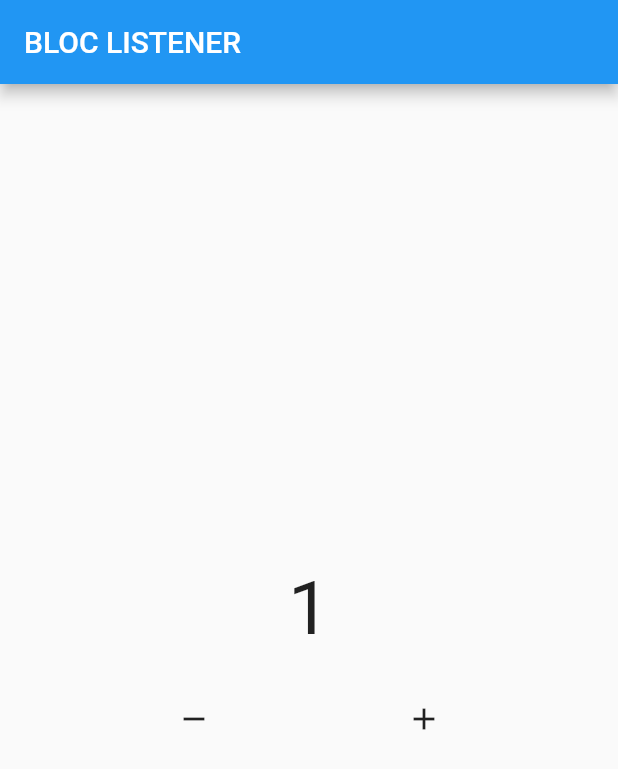
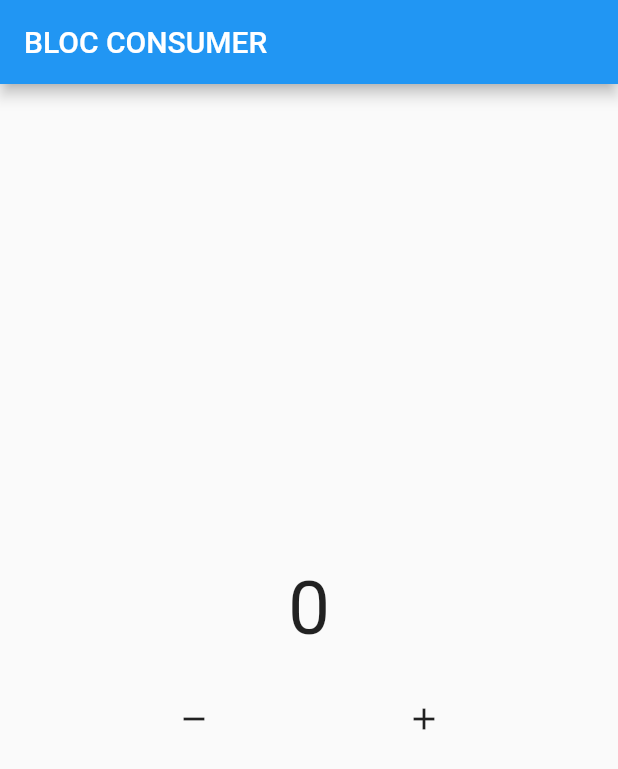
Before and after one commit to irfanzidniofficial/flutter_bloc_state_management, a Flutter app: the screen it shows after launch, after a tap on the "add" icon, on a phone screen of 412 x 824 dp. Shown: the top 769 px of the screen. Run offline on Flutter 3.47's test engine with Material 2 defaults, Android fonts, the phone set to English and light mode, and no system bars; our stand-ins replace bloc, flutter_bloc.

Commit message:
bloc consumer

```diff
--- a/lib/pages/home.dart
+++ b/lib/pages/home.dart
@@ -10,13 +10,21 @@
   Widget build(BuildContext context) {
     return Scaffold(
       appBar: AppBar(
-        title: const Text("BLOC LISTENER"),
+        title: const Text("BLOC CONSUMER"),
       ),
       body: Column(
         mainAxisAlignment: MainAxisAlignment.center,
         children: [
-          BlocListener<Counter, int>(
+          BlocConsumer<Counter, int>(
             bloc: mycounter,
+            builder: (context, state) {
+              return Text(
+                "$state",
+                style: const TextStyle(
+                  fontSize: 50,
+                ),
+              );
+            },
             listener: (context, state) {
               ScaffoldMessenger.of(context).showSnackBar(
                 const SnackBar(
@@ -32,17 +40,13 @@
                 return false;
               }
             },
-            child: BlocBuilder<Counter, int>(
-              bloc: mycounter,
-              builder: (context, state) {
-                return Text(
-                  "$state",
-                  style: const TextStyle(
-                    fontSize: 50,
-                  ),
-                );
-              },
-            ),
+            buildWhen: (previous, current) {
+              if (current >= 10) {
+                return true;
+              } else {
+                return false;
+              }
+            },
           ),
           const SizedBox(
             height: 20,
```
